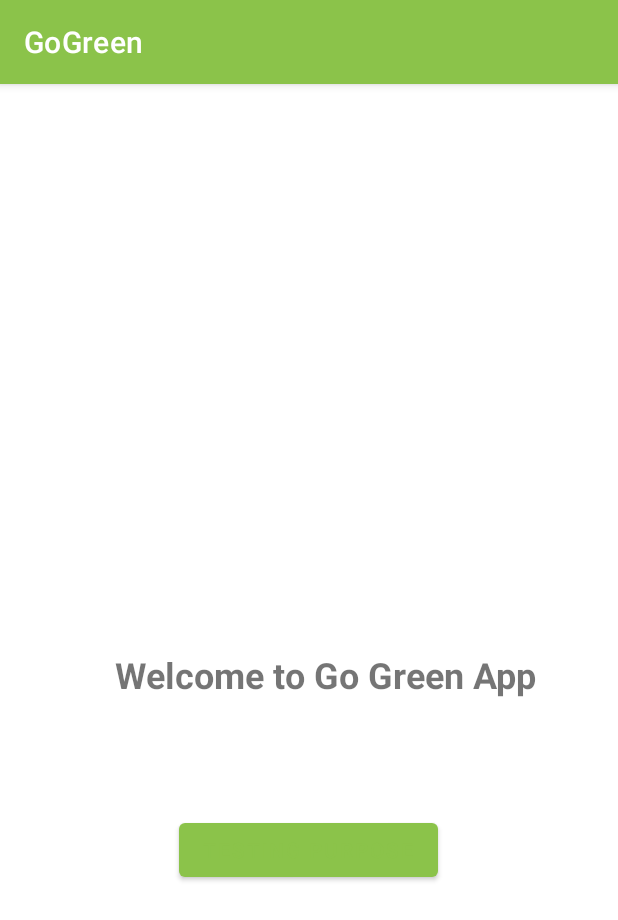
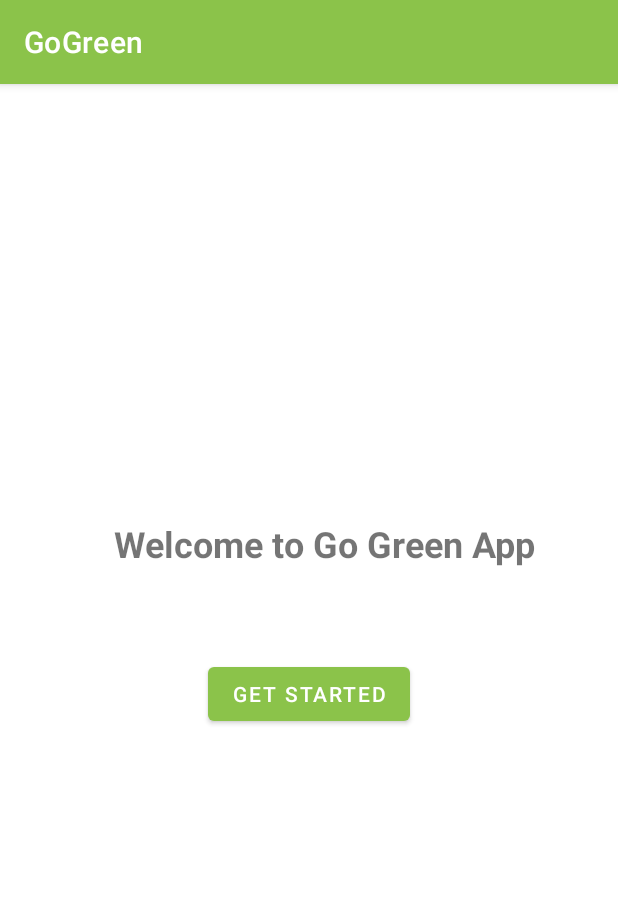
Before and after one commit to CheesyBen1/GoGreen, an Android app: the screen it shows after launch (MainActivity), on a phone screen of 412 x 824 dp. Shown: the top 920 px of the screen. Run offline under Robolectric (Android 15) with nearby library versions, the phone set to English and light mode, and no system bars.

Commit message:
changed main activity login can now redirect to register back button added to login and register page
need to implement models for username and password in both login and register pages

```diff
--- a/app/src/main/AndroidManifest.xml
+++ b/app/src/main/AndroidManifest.xml
@@ -20,7 +20,8 @@
             android:exported="false" />
         <activity
             android:name=".SignUpPage"
-            android:exported="false" />
+            android:exported="false"
+            android:parentActivityName=".LogInPage"/>
         <activity
             android:name=".LogInPage"
             android:exported="false"
--- a/app/src/main/java/com/example/gogreen/SignUpPage.kt
+++ b/app/src/main/java/com/example/gogreen/SignUpPage.kt
@@ -7,5 +7,6 @@ class SignUpPage : AppCompatActivity() {
     override fun onCreate(savedInstanceState: Bundle?) {
         super.onCreate(savedInstanceState)
         setContentView(R.layout.activity_sign_up_page)
+        supportActionBar?.setDisplayHomeAsUpEnabled(true)
     }
 }
--- a/app/src/main/res/layout/activity_log_in_page.xml
+++ b/app/src/main/res/layout/activity_log_in_page.xml
@@ -38,8 +38,8 @@
         android:layout_height="wrap_content"
         android:layout_marginTop="32dp"
         android:ems="10"
+        android:hint="@string/username_textbox"
         android:inputType="textPersonName"
-        android:text="@string/username_textbox"
         app:layout_constraintEnd_toEndOf="parent"
         app:layout_constraintHorizontal_bias="0.497"
         app:layout_constraintStart_toStartOf="parent"
@@ -51,8 +51,8 @@
         android:layout_height="wrap_content"
         android:layout_marginTop="32dp"
         android:ems="10"
+        android:hint="@string/password_textbox"
         android:inputType="textPersonName"
-        android:text="@string/password_textbox"
         app:layout_constraintStart_toStartOf="@+id/textLoginName"
         app:layout_constraintTop_toBottomOf="@+id/textLoginName" />
 
--- a/app/src/main/res/layout/activity_main.xml
+++ b/app/src/main/res/layout/activity_main.xml
@@ -10,13 +10,12 @@
         android:id="@+id/btnA"
         android:layout_width="wrap_content"
         android:layout_height="wrap_content"
-        android:text="Testing Purpose"
-        app:layout_constraintBottom_toBottomOf="parent"
+        android:layout_marginTop="60dp"
+        android:text="Get Started"
+        android:textColor="@color/white"
         app:layout_constraintEnd_toEndOf="parent"
-        app:layout_constraintHorizontal_bias="0.498"
         app:layout_constraintStart_toStartOf="parent"
-        app:layout_constraintTop_toTopOf="parent"
-        app:layout_constraintVertical_bias="0.676" />
+        app:layout_constraintTop_toBottomOf="@+id/tvLoginTitle" />
 
     <TextView
         android:id="@+id/tvLoginTitle"
@@ -27,9 +26,9 @@
         android:textStyle="bold"
         android:typeface="normal"
         app:layout_constraintBottom_toBottomOf="parent"
-        app:layout_constraintHorizontal_bias="0.585"
+        app:layout_constraintHorizontal_bias="0.578"
         app:layout_constraintLeft_toLeftOf="parent"
         app:layout_constraintRight_toRightOf="parent"
         app:layout_constraintTop_toTopOf="parent"
-        app:layout_constraintVertical_bias="0.513" />
+        app:layout_constraintVertical_bias="0.394" />
 </androidx.constraintlayout.widget.ConstraintLayout>
--- a/app/src/main/res/layout/activity_sign_up_page.xml
+++ b/app/src/main/res/layout/activity_sign_up_page.xml
@@ -37,8 +37,8 @@
         android:layout_height="wrap_content"
         android:layout_marginTop="32dp"
         android:ems="10"
+        android:hint="@string/username_textbox"
         android:inputType="textPersonName"
-        android:text="@string/username_textbox"
         app:layout_constraintEnd_toEndOf="parent"
         app:layout_constraintHorizontal_bias="0.497"
         app:layout_constraintStart_toStartOf="parent"
@@ -50,8 +50,8 @@
         android:layout_height="wrap_content"
         android:layout_marginTop="32dp"
         android:ems="10"
+        android:hint="@string/password_textbox"
         android:inputType="textPersonName"
-        android:text="@string/password_textbox"
         app:layout_constraintEnd_toEndOf="@+id/tvRegisterName"
         app:layout_constraintHorizontal_bias="0.0"
         app:layout_constraintStart_toStartOf="@+id/tvRegisterName"
```
Also changed, not shown: app/src/main/java/com/example/gogreen/LogInPage.kt (+9 -0 lines).
